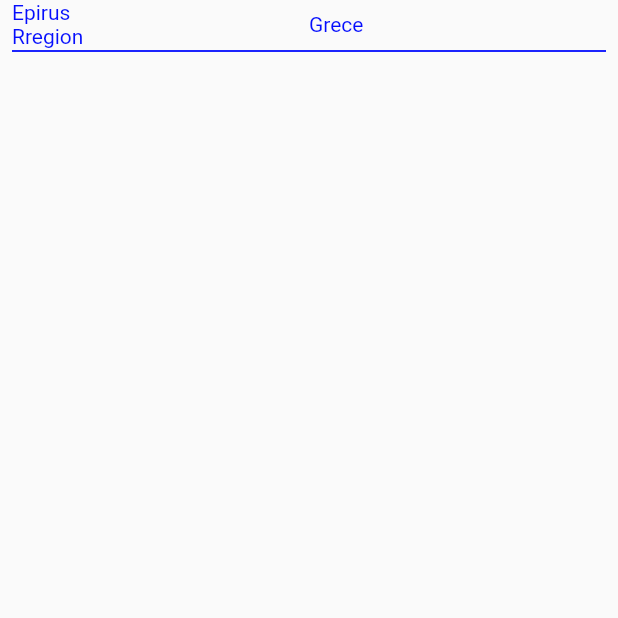
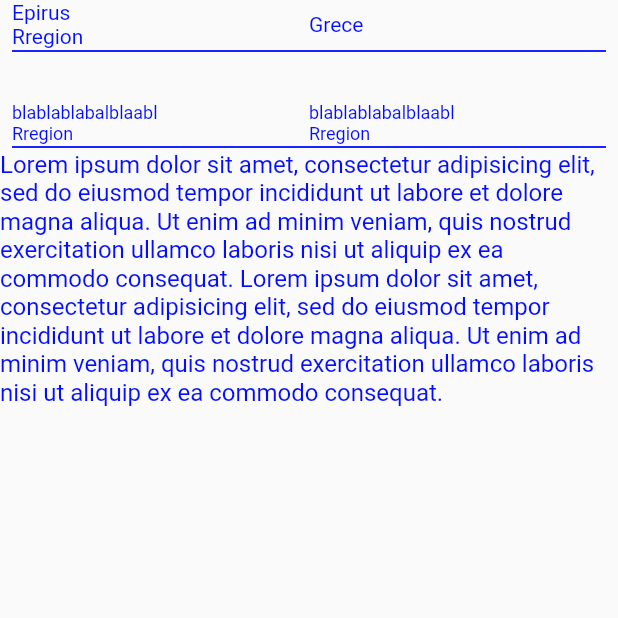
Before and after one commit to JAICHANGPARK/flutter_notebook_10th_story, a Flutter app: the Layout2Page screen opened directly, on a phone screen of 412 x 824 dp, the top half of it. Run offline on Flutter 3.47's test engine with Material 2 defaults, Android fonts, the phone set to English and light mode, and no system bars.

Commit message:
Update layout_2_page.dart

```diff
--- a/lib/ep667_mobile_layout/layout_2_page.dart
+++ b/lib/ep667_mobile_layout/layout_2_page.dart
@@ -36,7 +36,48 @@ class Layout2Page extends StatelessWidget {
             ),
             SizedBox(
               height: 32,
-            )
+            ),
+            Padding(
+              padding: const EdgeInsets.symmetric(horizontal: 8),
+              child: Row(
+                children: [
+                  Expanded(
+                      child: Text(
+                        "blablablabalblaabl\nRregion",
+                        style: TextStyle(color: mobileLayoutAppColor,
+                        fontSize: 12),
+                      )),
+                  Expanded(
+                    child: Text(
+                      "blablablabalblaabl\nRregion",
+                      style: TextStyle(color: mobileLayoutAppColor,
+                      fontSize: 12),
+                    ),
+                  ),
+                ],
+              ),
+            ),
+            Divider(
+              thickness: 1.2,
+              color: mobileLayoutAppColor,
+              indent: 8,
+              endIndent: 8,
+              height: 4,
+            ),
+            Text(
+                "Lorem ipsum dolor sit amet, consectetur adipisicing elit,"
+                " sed do eiusmod tempor incididunt ut labore et dolore magna aliqua."
+                " Ut enim ad minim veniam, quis nostrud exercitation ullamco laboris"
+                " nisi ut aliquip ex ea commodo consequat. "
+                "Lorem ipsum dolor sit amet, consectetur adipisicing elit,"
+                " sed do eiusmod tempor incididunt ut labore et dolore magna aliqua."
+                " Ut enim ad minim veniam, quis nostrud exercitation ullamco laboris "
+                "nisi ut aliquip ex ea commodo consequat. ",
+            style: TextStyle(
+              color: mobileLayoutAppColor,
+              fontSize: 16
+            ),),
+
           ],
         ),
       ),
```
